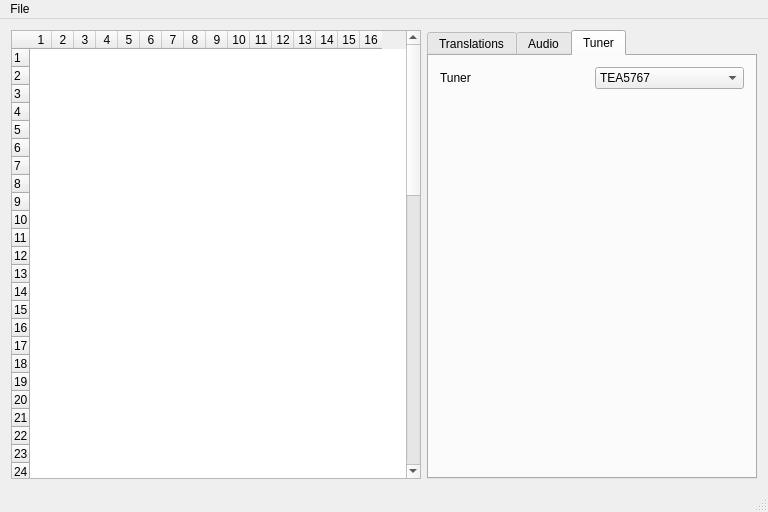
Old version of the form editor/mainwindow.ui in the repository WiseLord/ampcontrol.
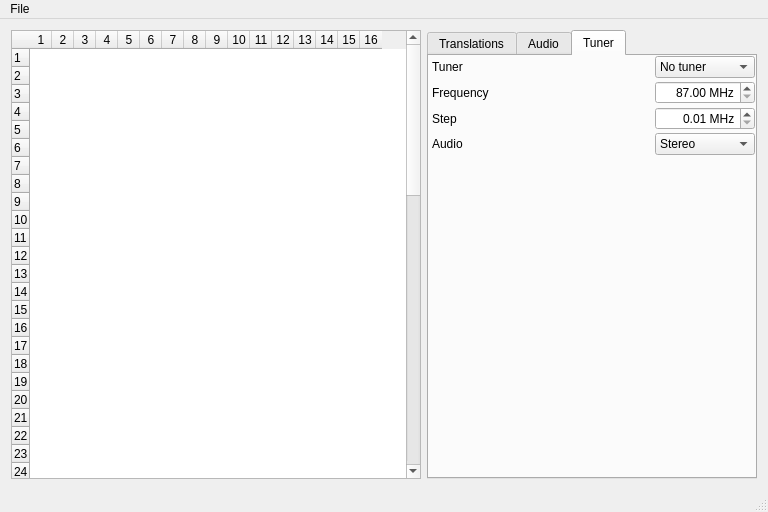
New version of the form. The open tabs and pages were chosen to show the change.

Commit message: editor: Some tuner param handling.

```diff
--- a/editor/mainwindow.ui
+++ b/editor/mainwindow.ui
@@ -1413,48 +1413,237 @@
         <string>Tuner</string>
        </attribute>
        <layout class="QVBoxLayout" name="verticalLayout">
+        <property name="spacing">
+         <number>3</number>
+        </property>
+        <property name="leftMargin">
+         <number>0</number>
+        </property>
+        <property name="topMargin">
+         <number>0</number>
+        </property>
+        <property name="rightMargin">
+         <number>0</number>
+        </property>
+        <property name="bottomMargin">
+         <number>0</number>
+        </property>
         <item>
-         <layout class="QHBoxLayout" name="hltTuner">
-          <item>
-           <widget class="QLabel" name="lblTuner">
-            <property name="text">
-             <string>Tuner</string>
-            </property>
-           </widget>
-          </item>
-          <item>
-           <widget class="QComboBox" name="cbxTuner">
-            <property name="currentIndex">
-             <number>1</number>
-            </property>
-            <item>
+         <widget class="QWidget" name="wgtTuner" native="true">
+          <layout class="QHBoxLayout" name="horizontalLayout_18" stretch="1,0">
+           <property name="spacing">
+            <number>0</number>
+           </property>
+           <property name="leftMargin">
+            <number>3</number>
+           </property>
+           <property name="topMargin">
+            <number>0</number>
+           </property>
+           <property name="rightMargin">
+            <number>0</number>
+           </property>
+           <property name="bottomMargin">
+            <number>0</number>
+           </property>
+           <item>
+            <widget class="QLabel" name="lblTuner">
              <property name="text">
-              <string>No tuner</string>
+              <string>Tuner</string>
              </property>
-            </item>
-            <item>
-             <property name="text">
-              <string>TEA5767</string>
+            </widget>
+           </item>
+           <item>
+            <widget class="QComboBox" name="cbxTuner">
+             <property name="minimumSize">
+              <size>
+               <width>100</width>
+               <height>0</height>
+              </size>
              </property>
-            </item>
-            <item>
+             <property name="currentIndex">
+              <number>0</number>
+             </property>
+             <item>
+              <property name="text">
+               <string>No tuner</string>
+              </property>
+             </item>
+             <item>
+              <property name="text">
+               <string>TEA5767</string>
+              </property>
+             </item>
+             <item>
+              <property name="text">
+               <string>RDA5807</string>
+              </property>
+             </item>
+             <item>
+              <property name="text">
+               <string>TUX032</string>
+              </property>
+             </item>
+             <item>
+              <property name="text">
+               <string>LM7001</string>
+              </property>
+             </item>
+            </widget>
+           </item>
+          </layout>
+         </widget>
+        </item>
+        <item>
+         <widget class="QWidget" name="wgtFmfreq" native="true">
+          <layout class="QHBoxLayout" name="horizontalLayout_19" stretch="1,0">
+           <property name="spacing">
+            <number>0</number>
+           </property>
+           <property name="leftMargin">
+            <number>3</number>
+           </property>
+           <property name="topMargin">
+            <number>0</number>
+           </property>
+           <property name="rightMargin">
+            <number>0</number>
+           </property>
+           <property name="bottomMargin">
+            <number>0</number>
+           </property>
+           <item>
+            <widget class="QLabel" name="lblFmfreq">
              <property name="text">
-              <string>RDA5807</string>
+              <string>Frequency</string>
              </property>
-            </item>
-            <item>
+            </widget>
+           </item>
+           <item>
+            <widget class="QDoubleSpinBox" name="dsbFmfreq">
+             <property name="minimumSize">
+              <size>
+               <width>100</width>
+               <height>0</height>
+              </size>
+             </property>
+             <property name="alignment">
+              <set>Qt::AlignRight|Qt::AlignTrailing|Qt::AlignVCenter</set>
+             </property>
+             <property name="suffix">
+              <string> MHz</string>
+             </property>
+             <property name="minimum">
+              <double>87.000000000000000</double>
+             </property>
+             <property name="maximum">
+              <double>108.000000000000000</double>
+             </property>
+            </widget>
+           </item>
+          </layout>
+         </widget>
+        </item>
+        <item>
+         <widget class="QWidget" name="wgtFmstep" native="true">
+          <layout class="QHBoxLayout" name="horizontalLayout_21" stretch="1,0">
+           <property name="spacing">
+            <number>0</number>
+           </property>
+           <property name="leftMargin">
+            <number>3</number>
+           </property>
+           <property name="topMargin">
+            <number>0</number>
+           </property>
+           <property name="rightMargin">
+            <number>0</number>
+           </property>
+           <property name="bottomMargin">
+            <number>0</number>
+           </property>
+           <item>
+            <widget class="QLabel" name="lblFmstep">
              <property name="text">
-              <string>TUX032</string>
+              <string>Step</string>
              </property>
-            </item>
-            <item>
+            </widget>
+           </item>
+           <item>
+            <widget class="QDoubleSpinBox" name="dsbFmstep">
+             <property name="minimumSize">
+              <size>
+               <width>100</width>
+               <height>0</height>
+              </size>
+             </property>
+             <property name="alignment">
+              <set>Qt::AlignRight|Qt::AlignTrailing|Qt::AlignVCenter</set>
+             </property>
+             <property name="suffix">
+              <string> MHz</string>
+             </property>
+             <property name="minimum">
+              <double>0.010000000000000</double>
+             </property>
+             <property name="maximum">
+              <double>0.200000000000000</double>
+             </property>
+             <property name="singleStep">
+              <double>0.010000000000000</double>
+             </property>
+            </widget>
+           </item>
+          </layout>
+         </widget>
+        </item>
+        <item>
+         <widget class="QWidget" name="wgtFmmono" native="true">
+          <layout class="QHBoxLayout" name="horizontalLayout_20" stretch="1,0">
+           <property name="spacing">
+            <number>0</number>
+           </property>
+           <property name="leftMargin">
+            <number>3</number>
+           </property>
+           <property name="topMargin">
+            <number>0</number>
+           </property>
+           <property name="rightMargin">
+            <number>0</number>
+           </property>
+           <property name="bottomMargin">
+            <number>0</number>
+           </property>
+           <item>
+            <widget class="QLabel" name="lblFmmono">
              <property name="text">
-              <string>LM7001</string>
+              <string>Audio</string>
              </property>
-            </item>
-           </widget>
-          </item>
-         </layout>
+            </widget>
+           </item>
+           <item>
+            <widget class="QComboBox" name="cbxFmmono">
+             <property name="minimumSize">
+              <size>
+               <width>100</width>
+               <height>0</height>
+              </size>
+             </property>
+             <item>
+              <property name="text">
+               <string>Stereo</string>
+              </property>
+             </item>
+             <item>
+              <property name="text">
+               <string>Mono</string>
+              </property>
+             </item>
+            </widget>
+           </item>
+          </layout>
+         </widget>
         </item>
         <item>
          <spacer name="sbTuner">
@@ -1464,7 +1653,7 @@
           <property name="sizeHint" stdset="0">
            <size>
             <width>20</width>
-            <height>404</height>
+            <height>327</height>
            </size>
           </property>
          </spacer>
```
Left out of the diff: 126 changed lines with no effect on the pictures. The commit also changes 2 other files.
